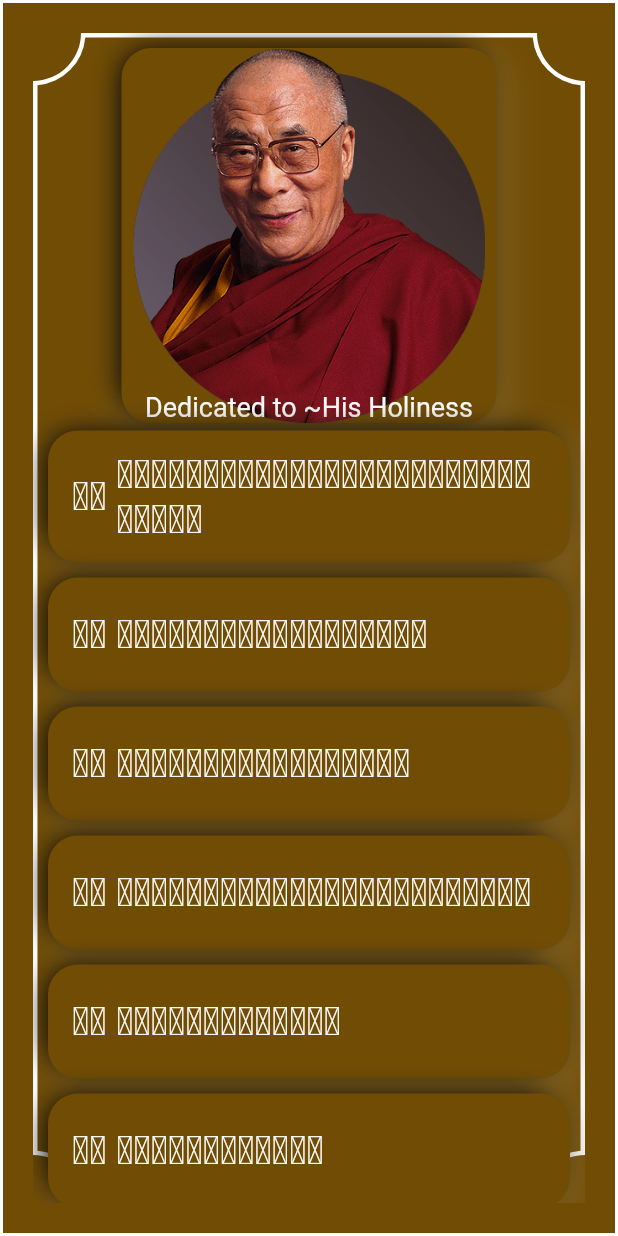
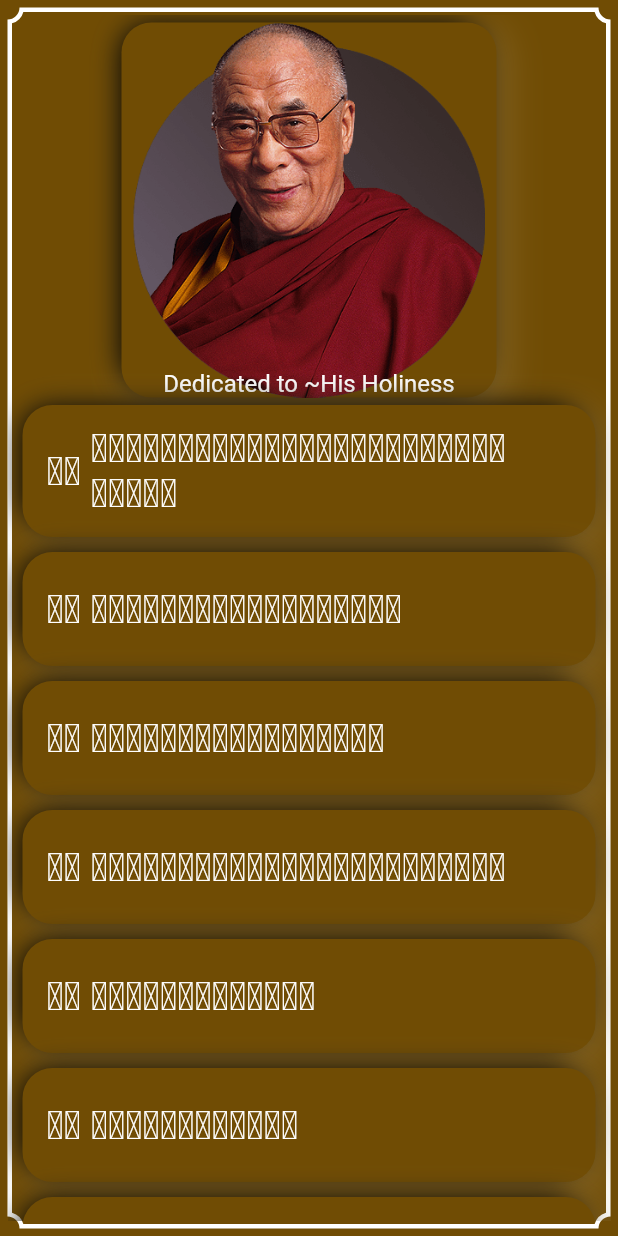
Before and after one commit to CodingWithTashi/tibetan-prayer, a Flutter app: the screen it shows after launch, on a phone screen of 412 x 824 dp. Run offline on Flutter 3.47's test engine with Material 2 defaults, Android fonts, the phone set to English and light mode, and no system bars; our stand-ins replace animated_text_kit, share_plus; Roboto replaces fonts that are missing (jomolhari).

Commit message:
mobile layout and UI tested

```diff
--- a/lib/pages/prayer_home_page.dart
+++ b/lib/pages/prayer_home_page.dart
@@ -13,18 +13,20 @@ class PrayerHomePage extends StatefulWidget {
 
 class _PrayerHomePageState extends State<PrayerHomePage> {
   Prayer? selectedPrayer;
+  DateTime? currentBackPressTime;
   @override
   Widget build(BuildContext context) {
     return Scaffold(
       backgroundColor: Theme.of(context).primaryColor,
-      body: Container(
+      body: WillPopScope(
+        child: ResponsiveWidget(
+          smallScreen: const SafeArea(child: PrayerListPage()),
+          mediumOrLargeScreen: Container(
             padding: const EdgeInsets.symmetric(horizontal: 10, vertical: 10),
             decoration: BoxDecoration(
               border: Border.all(color: Colors.white, width: 2),
             ),
-        child: ResponsiveWidget(
-          smallScreen: const PrayerListPage(),
-          mediumOrLargeScreen: Row(
+            child: Row(
               children: [
                 Expanded(
                   flex: 3,
@@ -45,6 +47,20 @@ class _PrayerHomePageState extends State<PrayerHomePage> {
             ),
           ),
         ),
+        onWillPop: onWillPop,
+      ),
     );
   }
+
+  Future<bool> onWillPop() {
+    DateTime now = DateTime.now();
+    if (currentBackPressTime == null ||
+        now.difference(currentBackPressTime!) > Duration(seconds: 2)) {
+      currentBackPressTime = now;
+      ScaffoldMessenger.of(context).showSnackBar(
+          const SnackBar(content: Text('Press back again to exit')));
+      return Future.value(false);
     }
+    return Future.value(true);
+  }
+}
--- a/lib/pages/prayer_list_page.dart
+++ b/lib/pages/prayer_list_page.dart
@@ -26,12 +26,13 @@ class _PrayerListPageState extends State<PrayerListPage> {
     return Container(
       width: MediaQuery.of(context).size.width,
       height: MediaQuery.of(context).size.height,
-      margin: const EdgeInsets.symmetric(vertical: 10, horizontal: 10),
+      margin: const EdgeInsets.symmetric(vertical: 5, horizontal: 5),
+      padding: const EdgeInsets.symmetric(vertical: 5),
       decoration: const ShapeDecoration(
-          shape: PrayerBorder(radius: 32), color: Colors.white),
+          shape: PrayerBorder(radius: 8), color: Colors.white),
       child: ListView.builder(
         physics: const BouncingScrollPhysics(),
-        padding: const EdgeInsets.symmetric(vertical: 10),
+        padding: const EdgeInsets.symmetric(vertical: 5),
         itemCount: prayerList.length,
         itemBuilder: (context, index) {
           Prayer prayer = prayerList[index];
@@ -57,8 +58,10 @@ class _PrayerListPageState extends State<PrayerListPage> {
                 builder: (context) {
                   return Scaffold(
                     backgroundColor: Theme.of(context).primaryColor,
-                    body: PrayerDetailPage(
-                      selectedPrayer: prayer,
+                    body: SafeArea(
+                      child: PrayerDetailPage(
+                        selectedPrayer: prayer,
+                      ),
                     ),
                   );
                 },
@@ -78,9 +81,13 @@ class _PrayerListPageState extends State<PrayerListPage> {
                   style: const TextStyle(color: Colors.white, fontSize: 26),
                 ),
                 Expanded(
-                  child: Text(
-                    prayer.title,
-                    style: const TextStyle(color: Colors.white, fontSize: 26),
+                  child: Hero(
+                    flightShuttleBuilder: flightShuttleBuilder,
+                    tag: prayer.id,
+                    child: Text(
+                      prayer.title,
+                      style: const TextStyle(color: Colors.white, fontSize: 26),
+                    ),
                   ),
                 ),
               ],
@@ -102,7 +109,7 @@ class _PrayerListPageState extends State<PrayerListPage> {
           ),
           const Text(
             'Dedicated to ~His Holiness',
-            style: TextStyle(fontSize: 18),
+            style: TextStyle(fontSize: 16),
           ),
         ],
       );
--- a/lib/util/application_util.dart
+++ b/lib/util/application_util.dart
@@ -239,3 +239,16 @@ class ApplicationUtil {
     launch(emailLaunchUri.toString());
   }
 }
+
+Widget flightShuttleBuilder(
+  BuildContext flightContext,
+  Animation<double> animation,
+  HeroFlightDirection flightDirection,
+  BuildContext fromHeroContext,
+  BuildContext toHeroContext,
+) {
+  return DefaultTextStyle(
+    style: DefaultTextStyle.of(toHeroContext).style,
+    child: toHeroContext.widget,
+  );
+}
```
Also changed, not shown: lib/pages/prayer_detail_page.dart (+17 -4 lines). Lines whose indentation alone changed are shown as unchanged.
